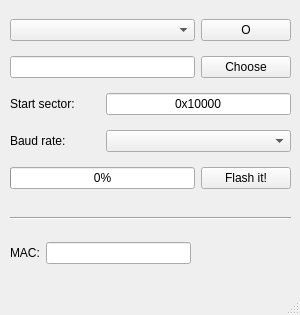
The window that mainwindow.ui (dsiberia9s/esptool_GUI) describes before a commit, drawn with Qt 5.
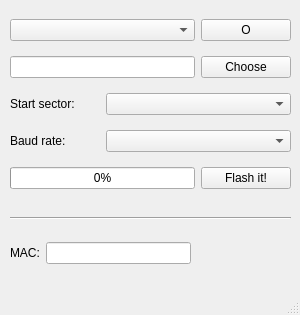
The same window after the commit.

Commit message: QCombobox added for sector

```diff
--- a/mainwindow.ui
+++ b/mainwindow.ui
@@ -43,19 +43,6 @@
        </property>
       </widget>
      </item>
-     <item row="2" column="1" colspan="2">
-      <widget class="QLineEdit" name="sector">
-       <property name="focusPolicy">
-        <enum>Qt::StrongFocus</enum>
-       </property>
-       <property name="text">
-        <string>0x10000</string>
-       </property>
-       <property name="alignment">
-        <set>Qt::AlignCenter</set>
-       </property>
-      </widget>
-     </item>
      <item row="1" column="2">
       <widget class="QPushButton" name="pushButton_2">
        <property name="text">
@@ -104,6 +91,9 @@
        </property>
       </widget>
      </item>
+     <item row="2" column="1" colspan="2">
+      <widget class="QComboBox" name="sector"/>
+     </item>
     </layout>
    </widget>
    <widget class="Line" name="line">
```
Left out of the diff: 2 changed lines with no effect on the pictures. The commit also changes 1 other file.
